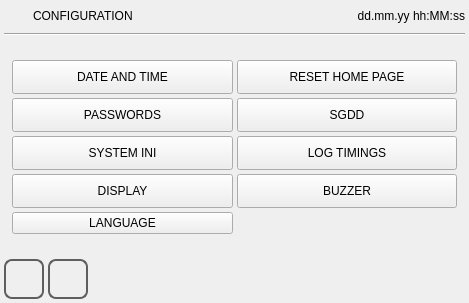
MECTsrl/mect_plugins, file qt_library/ATCMsystem/options.ui: the form before one commit.
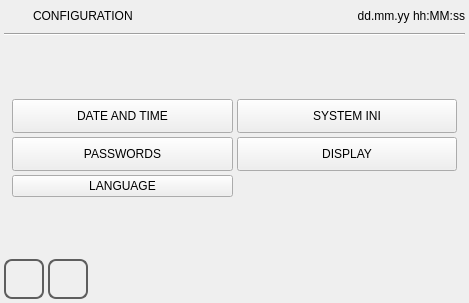
The form after the commit. Icons and pictures are not drawn.

Commit message: remove unused pages into ATCMsystem

Diff of the .ui file:
```diff
--- a/qt_library/ATCMsystem/options.ui
+++ b/qt_library/ATCMsystem/options.ui
@@ -146,52 +146,8 @@
      <property name="rightMargin">
       <number>8</number>
      </property>
-     <item row="3" column="1">
-      <widget class="QPushButton" name="pushButtonBuzzerSettings">
-       <property name="enabled">
-        <bool>true</bool>
-       </property>
-       <property name="minimumSize">
-        <size>
-         <width>0</width>
-         <height>34</height>
-        </size>
-       </property>
-       <property name="maximumSize">
-        <size>
-         <width>16777215</width>
-         <height>34</height>
-        </size>
-       </property>
-       <property name="text">
-        <string>BUZZER</string>
-       </property>
-      </widget>
-     </item>
-     <item row="0" column="0">
-      <widget class="QPushButton" name="pushButtonDateAndTime">
-       <property name="minimumSize">
-        <size>
-         <width>0</width>
-         <height>34</height>
-        </size>
-       </property>
-       <property name="maximumSize">
-        <size>
-         <width>16777215</width>
-         <height>34</height>
-        </size>
-       </property>
-       <property name="focusPolicy">
-        <enum>Qt::NoFocus</enum>
-       </property>
-       <property name="text">
-        <string>DATE AND TIME</string>
-       </property>
-      </widget>
-     </item>
      <item row="0" column="1">
-      <widget class="QPushButton" name="pushButtonHomePage">
+      <widget class="QPushButton" name="pushButtonModbus">
        <property name="minimumSize">
         <size>
          <width>0</width>
@@ -208,7 +164,7 @@
         <enum>Qt::NoFocus</enum>
        </property>
        <property name="text">
-        <string>RESET HOME PAGE</string>
+        <string>SYSTEM INI</string>
        </property>
       </widget>
      </item>
@@ -234,8 +190,8 @@
        </property>
       </widget>
      </item>
-     <item row="2" column="0">
-      <widget class="QPushButton" name="pushButtonModbus">
+     <item row="0" column="0">
+      <widget class="QPushButton" name="pushButtonDateAndTime">
        <property name="minimumSize">
         <size>
          <width>0</width>
@@ -252,61 +208,11 @@
         <enum>Qt::NoFocus</enum>
        </property>
        <property name="text">
-        <string>SYSTEM INI</string>
+        <string>DATE AND TIME</string>
        </property>
       </widget>
      </item>
      <item row="1" column="1">
-      <widget class="QPushButton" name="pushButtonErrorsStrategy">
-       <property name="minimumSize">
-        <size>
-         <width>0</width>
-         <height>34</height>
-        </size>
-       </property>
-       <property name="maximumSize">
-        <size>
-         <width>16777215</width>
-         <height>34</height>
-        </size>
-       </property>
-       <property name="focusPolicy">
-        <enum>Qt::NoFocus</enum>
-       </property>
-       <property name="text">
-        <string>SGDD</string>
-       </property>
-      </widget>
-     </item>
-     <item row="2" column="1">
-      <widget class="QPushButton" name="pushButtonDatalog">
-       <property name="sizePolicy">
-        <sizepolicy hsizetype="Minimum" vsizetype="Fixed">
-         <horstretch>0</horstretch>
-         <verstretch>40</verstretch>
-        </sizepolicy>
-       </property>
-       <property name="minimumSize">
-        <size>
-         <width>0</width>
-         <height>34</height>
-        </size>
-       </property>
-       <property name="maximumSize">
-        <size>
-         <width>16777215</width>
-         <height>34</height>
-        </size>
-       </property>
-       <property name="focusPolicy">
-        <enum>Qt::NoFocus</enum>
-       </property>
-       <property name="text">
-        <string>LOG TIMINGS</string>
-       </property>
-      </widget>
-     </item>
-     <item row="3" column="0">
       <widget class="QPushButton" name="pushButtonDisplaySettings">
        <property name="minimumSize">
         <size>
@@ -325,7 +231,7 @@
        </property>
       </widget>
      </item>
-     <item row="4" column="0">
+     <item row="2" column="0">
       <widget class="QPushButton" name="pushButtonLanguage">
        <property name="focusPolicy">
         <enum>Qt::NoFocus</enum>
```
The commit also changes 21 other files.
